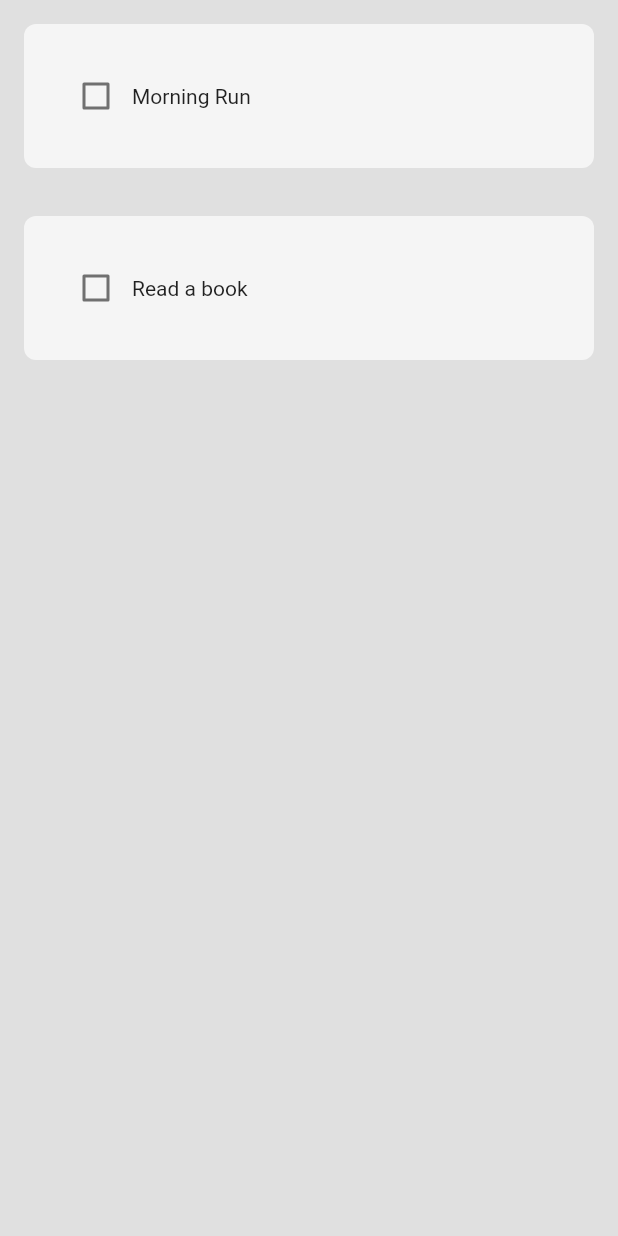
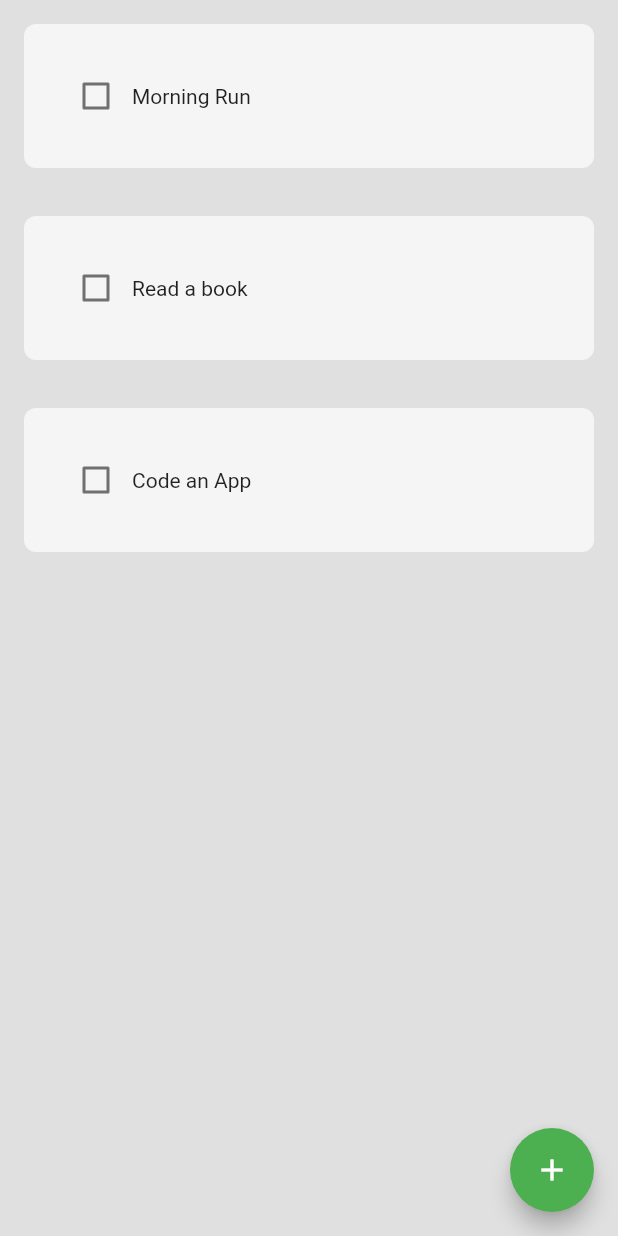
Before and after one commit to Jitesh117/habit-tracker, a Flutter app: the screen it shows after launch, on a phone screen of 412 x 824 dp. Run offline on Flutter 3.47's test engine with Material 2 defaults, Android fonts, the phone set to English and light mode, and no system bars.

Commit message:
Completed add new habit through floatingActionButton widget

```diff
--- /dev/null
+++ b/lib/components/my_fab.dart
@@ -0,0 +1,15 @@
+import 'package:flutter/material.dart';
+
+class MyFloatingActionButton extends StatelessWidget {
+  final Function()? onPressed;
+  const MyFloatingActionButton({Key? key, required this.onPressed})
+      : super(key: key);
+
+  @override
+  Widget build(BuildContext context) {
+    return FloatingActionButton(
+      onPressed: onPressed,
+      child: Icon(Icons.add),
+    );
+  }
+}
--- a/lib/main.dart
+++ b/lib/main.dart
@@ -13,6 +13,7 @@ class MyApp extends StatelessWidget {
     return MaterialApp(
       debugShowCheckedModeBanner: false,
       home: HomePage(),
+      theme: ThemeData(primarySwatch: Colors.green),
     );
   }
 }
```
Also changed, not shown: lib/components/my_alert_box.dart (added, +54 -0 lines), lib/pages/home_page.dart (+43 -0 lines).
